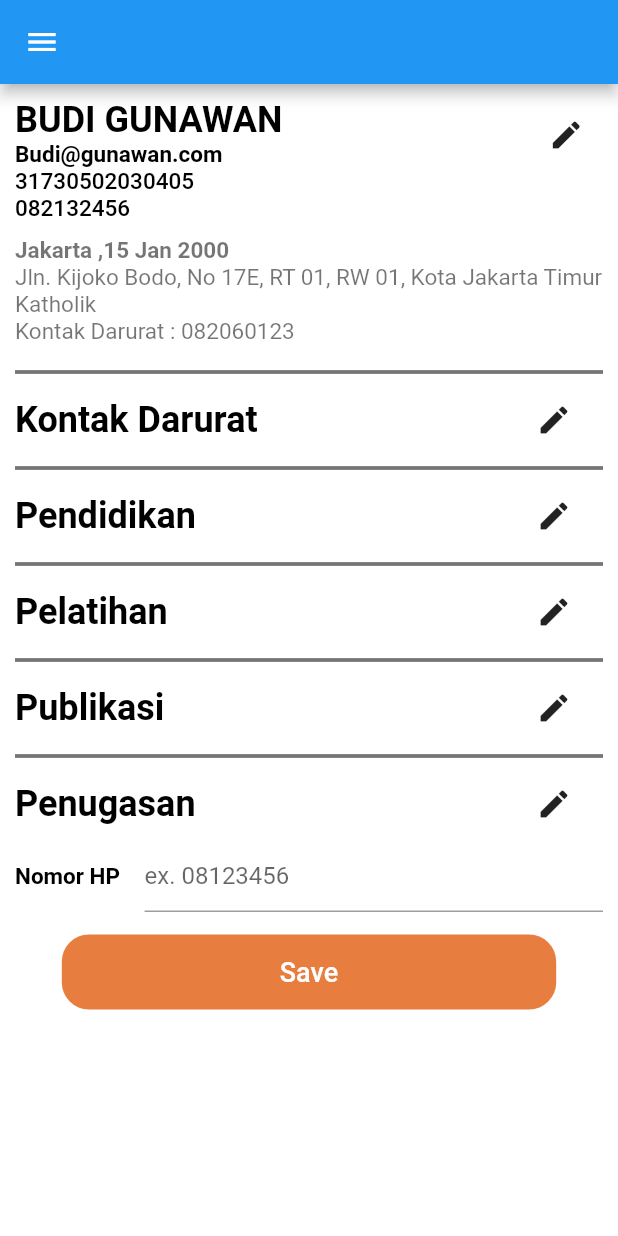
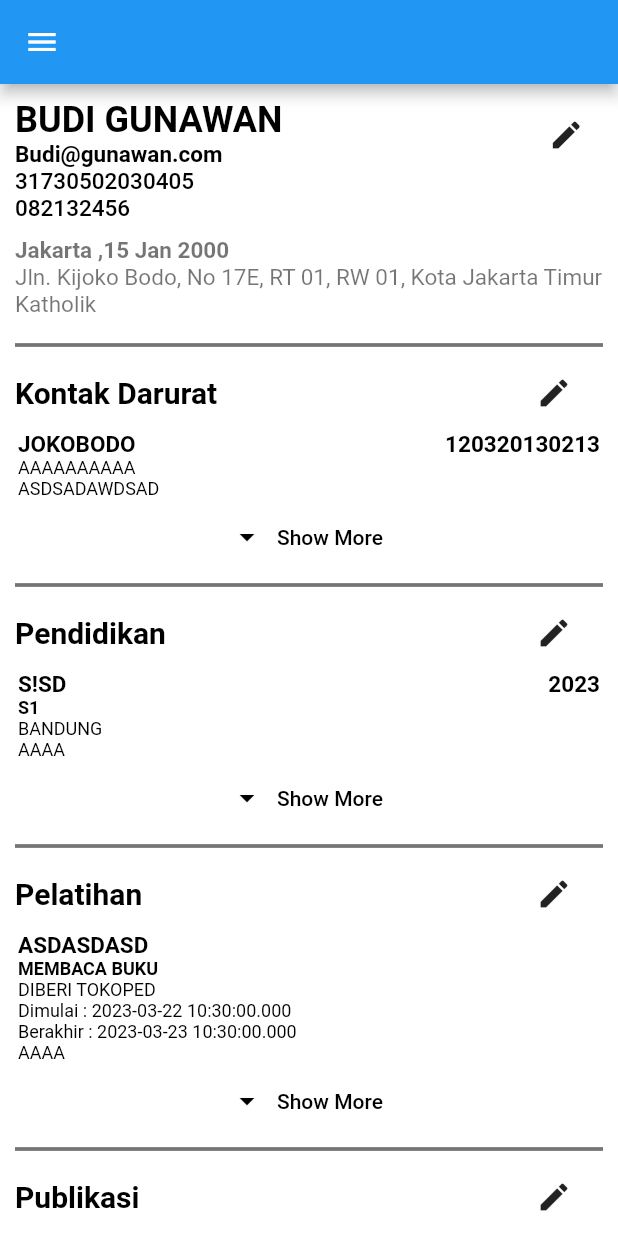
Before and after one commit to Mangga-Besar/flutter_phoenix, a Flutter app: the screen it shows after launch, on a phone screen of 412 x 824 dp. Run offline on Flutter 3.47's test engine with Material 2 defaults, Android fonts, the phone set to English and light mode, and no system bars; drawn by our look-alikes of keyboard_dismisser; our stand-ins replace flare_flutter, flutter_spinkit, flutter_styled_toast, font_awesome_flutter, package_info_plus, shared_preferences; accounts and stored records are empty; Roboto replaces fonts that are missing (Svenska).

Commit message:
home add sections

```diff
--- a/lib/enums/confirmation_type.dart
+++ /dev/null
@@ -1 +0,0 @@
-enum ConfirmationType { Confirm, Cancel }
--- a/lib/enums/email_verification_type.dart
+++ /dev/null
@@ -1 +0,0 @@
-enum EmailVerificationType { Register, Forget }
--- /dev/null
+++ b/lib/enums/pendidikan_level.dart
@@ -0,0 +1 @@
+enum PendidikanLevel { SD, SMP, SMA, SMK, D3, S1, S2, S3 }
--- a/lib/enums/room_type.dart
+++ /dev/null
@@ -1,4 +0,0 @@
-enum RoomType {
-  S,
-  B,
-}
--- a/lib/enums/tenant_type.dart
+++ /dev/null
@@ -1 +0,0 @@
-enum TenantType { Tenant, Kedutaan, Jurusan, Event }
--- /dev/null
+++ b/lib/interfaces/i_section.dart
@@ -0,0 +1,6 @@
+abstract class ISection {
+  String? name;
+  String? description;
+
+  String? ofType() {}
+}
--- /dev/null
+++ b/lib/models/sections/kontak_section.dart
@@ -0,0 +1,21 @@
+import 'package:flutter_phoenix/interfaces/i_section.dart';
+
+class KontakSection implements ISection {
+  KontakSection(
+      {this.description, this.contactNumber, this.hubungan, this.name});
+
+  @override
+  String? description;
+
+  @override
+  String? name;
+
+  String? hubungan;
+
+  int? contactNumber;
+
+  @override
+  String? ofType() {
+    return "Kontak";
+  }
+}
--- /dev/null
+++ b/lib/models/sections/pelatihan_section.dart
@@ -0,0 +1,31 @@
+import 'package:flutter_phoenix/interfaces/i_section.dart';
+
+class PelatihanSection implements ISection {
+  PelatihanSection({
+    this.description,
+    this.endDate,
+    this.link,
+    this.name,
+    this.pemberiSertifikat,
+    this.startDate,
+    this.tag,
+    this.topik,
+  });
+
+  @override
+  String? description;
+
+  @override
+  String? name;
+  String? topik;
+  List<String>? link;
+  List<String>? tag;
+  DateTime? startDate;
+  DateTime? endDate;
+  String? pemberiSertifikat;
+
+  @override
+  String? ofType() {
+    return "Pelatihan";
+  }
+}
--- /dev/null
+++ b/lib/models/sections/pendidikan_section.dart
@@ -0,0 +1,32 @@
+import 'package:flutter_phoenix/enums/pendidikan_level.dart';
+import 'package:flutter_phoenix/interfaces/i_section.dart';
+
+class PendidikanSection implements ISection {
+  PendidikanSection({
+    this.description,
+    this.jurusan,
+    this.level,
+    this.link,
+    this.lokasi,
+    this.name,
+    this.tahun,
+  });
+
+  @override
+  String? description;
+
+  @override
+  String? name;
+
+  String? jurusan;
+
+  String? lokasi;
+  List<String>? link;
+  PendidikanLevel? level;
+  DateTime? tahun;
+
+  @override
+  String? ofType() {
+    return "Pendidikan";
+  }
+}
--- /dev/null
+++ b/lib/models/sections/penugasan_section.dart
@@ -0,0 +1,26 @@
+import 'package:flutter_phoenix/interfaces/i_section.dart';
+
+class PenugasanSection implements ISection {
+  PenugasanSection(
+      {this.description,
+      this.endDate,
+      this.name,
+      this.startDate,
+      this.tag,
+      this.tipePekerjaan});
+
+  @override
+  String? description;
+
+  @override
+  String? name;
+  List<String>? tag;
+  DateTime? startDate;
+  DateTime? endDate;
+  String? tipePekerjaan;
+
+  @override
+  String? ofType() {
+    return "Penugasan";
+  }
+}
--- /dev/null
+++ b/lib/models/sections/publikasi_section.dart
@@ -0,0 +1,30 @@
+import 'package:flutter_phoenix/enums/pendidikan_level.dart';
+import 'package:flutter_phoenix/interfaces/i_section.dart';
+
+class PublikasiSection implements ISection {
+  PublikasiSection({
+    this.bidangIlmu,
+    this.description,
+    this.link,
+    this.name,
+    this.tag,
+    this.tanggal,
+    this.topik,
+  });
+
+  @override
+  String? description;
+
+  @override
+  String? name;
+  String? topik;
+  String? bidangIlmu;
+  List<String>? link;
+  List<String>? tag;
+  DateTime? tanggal;
+
+  @override
+  String? ofType() {
+    return "Publikasi";
+  }
+}
--- a/lib/models/sections/section.dart
+++ /dev/null
@@ -1 +0,0 @@
-class Section {}
--- a/lib/screens/home/home_page.dart
+++ b/lib/screens/home/home_page.dart
@@ -1,8 +1,14 @@
 import 'package:flutter/material.dart';
 import 'package:flutter_phoenix/basics/exceptions/http_exception.dart';
+import 'package:flutter_phoenix/enums/pendidikan_level.dart';
 import 'package:flutter_phoenix/functions/loading_function.dart';
 import 'package:flutter_phoenix/functions/toast_helper.dart';
 import 'package:flutter_phoenix/configs/configs.dart';
+import 'package:flutter_phoenix/models/sections/kontak_section.dart';
+import 'package:flutter_phoenix/models/sections/pelatihan_section.dart';
+import 'package:flutter_phoenix/models/sections/pendidikan_section.dart';
+import 'package:flutter_phoenix/models/sections/penugasan_section.dart';
+import 'package:flutter_phoenix/models/sections/publikasi_section.dart';
 import 'package:flutter_phoenix/widgets/base_raised_button.dart';
 import 'package:flutter_phoenix/widgets/custom/custom_text.dart';
 import 'package:flutter_phoenix/widgets/normal_form_field.dart';
@@ -83,12 +89,6 @@ class _HomePageState extends State<HomePage> {
                       fontWeight: FontWeight.normal,
                       fontSize: 15,
                     ),
-                    CustomText(
-                      'Kontak Darurat : 082060123',
-                      color: Colors.black54,
-                      fontWeight: FontWeight.normal,
-                      fontSize: 15,
-                    ),
                     SizedBox(
                       height: 10,
                     ),
@@ -114,6 +114,13 @@ class _HomePageState extends State<HomePage> {
             ),
             SectionPart(
               title: "Kontak Darurat",
+              content: [
+                KontakSection(
+                    contactNumber: 120320130213,
+                    description: "ASDSADAWDSAD",
+                    hubungan: "AAAAAAAAAA",
+                    name: "JOKOBODO")
+              ],
             ),
             const Divider(
               color: Colors.black54,
@@ -121,6 +128,15 @@ class _HomePageState extends State<HomePage> {
             ),
             SectionPart(
               title: "Pendidikan",
+              content: [
+                PendidikanSection(
+                    description: "AAAA",
+                    jurusan: "S!SD",
+                    level: PendidikanLevel.S1,
+                    lokasi: "BANDUNG",
+                    name: "LULUS S1",
+                    tahun: DateTime.now())
+              ],
             ),
             const Divider(
               color: Colors.black54,
@@ -128,6 +144,16 @@ class _HomePageState extends State<HomePage> {
             ),
             SectionPart(
               title: "Pelatihan",
+              content: [
+                PelatihanSection(
+                  description: "AAAA",
+                  name: "ASDASDASD",
+                  topik: "MEMBACA BUKU",
+                  startDate: DateTime.now().subtract(Duration(days: 1)),
+                  endDate: DateTime.now(),
+                  pemberiSertifikat: "DIBERI TOKOPED",
+                )
+              ],
             ),
             const Divider(
               color: Colors.black54,
@@ -135,6 +161,14 @@ class _HomePageState extends State<HomePage> {
             ),
             SectionPart(
               title: "Publikasi",
+              content: [
+                PublikasiSection(
+                    bidangIlmu: "Biologi",
+                    description: "AAAAAAAAAAAA",
+                    name: "PAPER ABABABA",
+                    tanggal: DateTime.now(),
+                    topik: "DADASDASD")
+              ],
             ),
             const Divider(
               color: Colors.black54,
@@ -142,6 +176,14 @@ class _HomePageState extends State<HomePage> {
             ),
             SectionPart(
               title: "Penugasan",
+              content: [
+                PenugasanSection(
+                  description: "AAAAAAAAAA",
+                  name: "MENGARANG Cerita ANAK",
+                  startDate: DateTime.now().subtract(Duration(days: 1)),
+                  endDate: DateTime.now(),
+                )
+              ],
             ),
             Row(
               children: [
--- /dev/null
+++ b/lib/widgets/section_content/kontak_section_list.dart
@@ -0,0 +1,41 @@
+import 'package:flutter/material.dart';
+import 'package:flutter/src/widgets/framework.dart';
+import 'package:flutter/src/widgets/placeholder.dart';
+import 'package:flutter_phoenix/interfaces/i_section.dart';
+import 'package:flutter_phoenix/models/sections/kontak_section.dart';
+import 'package:flutter_phoenix/widgets/custom/custom_text.dart';
+import 'package:flutter_phoenix/widgets/section_list.dart';
+
+class KontakSectionList extends SectionList {
+  KontakSectionList({required this.kontak, super.key});
+  KontakSection kontak;
+
+  @override
+  Widget getContent(BuildContext context) {
+    return Column(
+      crossAxisAlignment: CrossAxisAlignment.start,
+      children: [
+        Row(
+          mainAxisAlignment: MainAxisAlignment.spaceBetween,
+          children: [
+            CustomText(
+              kontak.name ?? "",
+              fontWeight: FontWeight.bold,
+              fontSize: 15,
+            ),
+            CustomText(
+              (kontak.contactNumber ?? "").toString(),
+              fontSize: 15,
+              fontWeight: FontWeight.bold,
+            ),
+          ],
+        ),
+        CustomText(kontak.hubungan ?? "", fontSize: 12),
+        CustomText(
+          kontak.description ?? "",
+          fontSize: 12,
+        ),
+      ],
+    );
+  }
+}
--- /dev/null
+++ b/lib/widgets/section_content/pelatihan_section_list.dart
@@ -0,0 +1,44 @@
+import 'package:flutter/material.dart';
+import 'package:flutter_phoenix/models/sections/pelatihan_section.dart';
+import 'package:flutter_phoenix/widgets/custom/custom_text.dart';
+import 'package:flutter_phoenix/widgets/section_list.dart';
+
+class PelatihanSectionList extends SectionList {
+  PelatihanSectionList({required this.pelatihan, super.key});
+  PelatihanSection pelatihan;
+
+  @override
+  Widget getContent(BuildContext context) {
+    return Column(
+      crossAxisAlignment: CrossAxisAlignment.start,
+      children: [
+        CustomText(
+          pelatihan.name ?? "",
+          fontWeight: FontWeight.bold,
+          fontSize: 15,
+        ),
+        CustomText(
+          pelatihan.topik ?? "",
+          fontSize: 12,
+          fontWeight: FontWeight.bold,
+        ),
+        CustomText(
+          pelatihan.pemberiSertifikat ?? "",
+          fontSize: 12,
+        ),
+        CustomText(
+          "Dimulai : " + pelatihan.startDate.toString(),
+          fontSize: 12,
+        ),
+        CustomText(
+          "Berakhir : " + pelatihan.endDate.toString(),
+          fontSize: 12,
+        ),
+        CustomText(
+          pelatihan.description ?? "",
+          fontSize: 12,
+        ),
+      ],
+    );
+  }
+}
--- /dev/null
+++ b/lib/widgets/section_content/pendidikan_section_list.dart
@@ -0,0 +1,48 @@
+import 'package:flutter/material.dart';
+import 'package:flutter/src/widgets/framework.dart';
+import 'package:flutter_phoenix/functions/enum_parser.dart';
+import 'package:flutter_phoenix/models/sections/pendidikan_section.dart';
+import 'package:flutter_phoenix/widgets/custom/custom_text.dart';
+import 'package:flutter_phoenix/widgets/section_list.dart';
+
+class PendidikanSectionList extends SectionList {
+  PendidikanSectionList({required this.pendidikan, super.key});
+  PendidikanSection pendidikan;
+
+  @override
+  Widget getContent(BuildContext context) {
+    return Column(
+      crossAxisAlignment: CrossAxisAlignment.start,
+      children: [
+        Row(
+          mainAxisAlignment: MainAxisAlignment.spaceBetween,
+          children: [
+            CustomText(
+              pendidikan.jurusan ?? "",
+              fontWeight: FontWeight.bold,
+              fontSize: 15,
+            ),
+            CustomText(
+              pendidikan.tahun?.year.toString() ?? "",
+              fontSize: 15,
+              fontWeight: FontWeight.bold,
+            ),
+          ],
+        ),
+        CustomText(
+          EnumParser.getString(pendidikan.level),
+          fontSize: 12,
+          fontWeight: FontWeight.bold,
+        ),
+        CustomText(
+          pendidikan.lokasi ?? "",
+          fontSize: 12,
+        ),
+        CustomText(
+          pendidikan.description ?? "",
+          fontSize: 12,
+        ),
+      ],
+    );
+  }
+}
--- /dev/null
+++ b/lib/widgets/section_content/penugasan_section_list.dart
@@ -0,0 +1,47 @@
+import 'package:flutter/material.dart';
+import 'package:flutter/src/widgets/framework.dart';
+import 'package:flutter_phoenix/functions/enum_parser.dart';
+import 'package:flutter_phoenix/models/sections/penugasan_section.dart';
+import 'package:flutter_phoenix/widgets/custom/custom_text.dart';
+import 'package:flutter_phoenix/widgets/section_list.dart';
+
+class PenugasanSectionList extends SectionList {
+  PenugasanSectionList({required this.penugasan, super.key});
+  PenugasanSection penugasan;
+
+  @override
+  Widget getContent(BuildContext context) {
+    return Column(
+      crossAxisAlignment: CrossAxisAlignment.start,
+      children: [
+        Row(
+          mainAxisAlignment: MainAxisAlignment.spaceBetween,
+          children: [
+            CustomText(
+              penugasan.name ?? "",
+              fontWeight: FontWeight.bold,
+              fontSize: 15,
+            ),
+            CustomText(
+              penugasan.tipePekerjaan ?? "",
+              fontSize: 15,
+              fontWeight: FontWeight.w400,
+            ),
+          ],
+        ),
+        CustomText(
+          "Dimulai : " + penugasan.startDate.toString(),
+          fontSize: 12,
+        ),
+        CustomText(
+          "Berakhir : " + penugasan.endDate.toString(),
+          fontSize: 12,
+        ),
+        CustomText(
+          penugasan.description ?? "",
+          fontSize: 12,
+        ),
+      ],
+    );
+  }
+}
--- /dev/null
+++ b/lib/widgets/section_content/publikasi_section_list.dart
@@ -0,0 +1,42 @@
+import 'package:flutter/material.dart';
+import 'package:flutter_phoenix/models/sections/publikasi_section.dart';
+import 'package:flutter_phoenix/widgets/custom/custom_text.dart';
+import 'package:flutter_phoenix/widgets/section_list.dart';
+
+class PublikasiSectionList extends SectionList {
+  PublikasiSectionList({required this.publikasi, super.key});
+  PublikasiSection publikasi;
+
+  @override
+  Widget getContent(BuildContext context) {
+    return Column(
+      crossAxisAlignment: CrossAxisAlignment.start,
+      children: [
+        Row(
+          mainAxisAlignment: MainAxisAlignment.spaceBetween,
+          children: [
+            CustomText(
+              publikasi.name ?? "",
+              fontWeight: FontWeight.bold,
+              fontSize: 15,
+            ),
+            CustomText(
+              publikasi.tanggal?.year.toString() ?? "",
+              fontWeight: FontWeight.bold,
+              fontSize: 15,
+            ),
+          ],
+        ),
+        CustomText(
+          publikasi.topik ?? "",
+          fontSize: 12,
+          fontWeight: FontWeight.bold,
+        ),
+        CustomText(
+          publikasi.description ?? "",
+          fontSize: 12,
+        ),
+      ],
+    );
+  }
+}
--- a/lib/widgets/section_list.dart
+++ b/lib/widgets/section_list.dart
@@ -1,16 +1,22 @@
-import 'package:flutter/src/widgets/framework.dart';
-import 'package:flutter/src/widgets/placeholder.dart';
+import 'package:flutter/material.dart';
 
-class SectionList extends StatefulWidget {
+abstract class SectionList extends StatefulWidget {
   const SectionList({super.key});
 
   @override
   State<SectionList> createState() => _SectionListState();
+  Widget? getContent(BuildContext context);
 }
 
 class _SectionListState extends State<SectionList> {
   @override
   Widget build(BuildContext context) {
-    return const Placeholder();
+    return Padding(
+      padding: EdgeInsets.symmetric(
+        vertical: 1.0,
+        horizontal: 2.0,
+      ),
+      child: widget.getContent(context),
+    );
   }
 }
--- a/lib/widgets/section_part.dart
+++ b/lib/widgets/section_part.dart
@@ -1,8 +1,25 @@
 import 'package:flutter/material.dart';
+import 'package:flutter_phoenix/interfaces/i_section.dart';
+import 'package:flutter_phoenix/models/sections/kontak_section.dart';
+import 'package:flutter_phoenix/models/sections/pelatihan_section.dart';
+import 'package:flutter_phoenix/models/sections/pendidikan_section.dart';
+import 'package:flutter_phoenix/models/sections/penugasan_section.dart';
+import 'package:flutter_phoenix/models/sections/publikasi_section.dart';
 import 'package:flutter_phoenix/widgets/custom/custom_text.dart';
+import 'package:flutter_phoenix/widgets/section_content/kontak_section_list.dart';
+import 'package:flutter_phoenix/widgets/section_content/pelatihan_section_list.dart';
+import 'package:flutter_phoenix/widgets/section_content/pendidikan_section_list.dart';
+import 'package:flutter_phoenix/widgets/section_content/penugasan_section_list.dart';
+import 'package:flutter_phoenix/widgets/section_content/publikasi_section_list.dart';
 
 class SectionPart extends StatefulWidget {
-  SectionPart({this.title, super.key});
+  SectionPart({
+    this.title,
+    super.key,
+    required this.content,
+  });
+
+  List<ISection> content;
 
   String? title;
 
@@ -25,7 +42,7 @@ class _SectionPartState extends State<SectionPart> {
                     widget.title ?? "",
                     color: Colors.black,
                     fontWeight: FontWeight.bold,
-                    fontSize: 24,
+                    fontSize: 20,
                   ),
                 ),
                 Expanded(
@@ -43,11 +60,45 @@ class _SectionPartState extends State<SectionPart> {
             ),
             ListView.builder(
               itemBuilder: (context, i) {
-                return Container();
+                if (widget.content[i].ofType() == "Kontak") {
+                  return KontakSectionList(
+                      kontak: (widget.content[i]) as KontakSection);
+                }
+                if (widget.content[i].ofType() == "Pendidikan") {
+                  return PendidikanSectionList(
+                      pendidikan: (widget.content[i]) as PendidikanSection);
+                }
+                if (widget.content[i].ofType() == "Penugasan") {
+                  return PenugasanSectionList(
+                      penugasan: (widget.content[i]) as PenugasanSection);
+                }
+                if (widget.content[i].ofType() == "Pelatihan") {
+                  return PelatihanSectionList(
+                      pelatihan: (widget.content[i]) as PelatihanSection);
+                }
+                if (widget.content[i].ofType() == "Publikasi") {
+                  return PublikasiSectionList(
+                      publikasi: (widget.content[i]) as PublikasiSection);
+                }
               },
-              itemCount: 0,
-              physics: NeverScrollableScrollPhysics(),
+              itemCount: widget.content.length,
+              physics: const NeverScrollableScrollPhysics(),
               shrinkWrap: true,
+            ),
+            SizedBox(
+              width: double.infinity,
+              child: ElevatedButton.icon(
+                  style: const ButtonStyle(
+                    backgroundColor:
+                        MaterialStatePropertyAll<Color>(Colors.transparent),
+                    elevation: MaterialStatePropertyAll<double>(0),
+                    iconColor: MaterialStatePropertyAll<Color>(Colors.black),
+                  ),
+                  onPressed: () {
+                    print("showmore");
+                  },
+                  icon: const Icon(Icons.arrow_drop_down),
+                  label: const CustomText("Show More")),
             )
           ],
         ),
```
